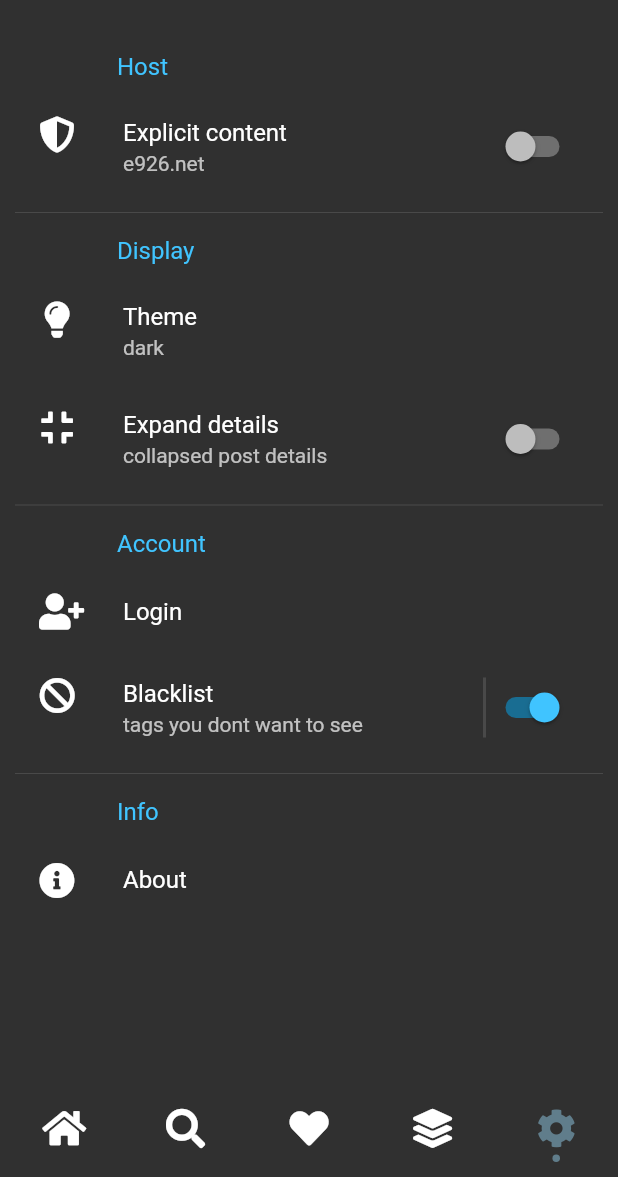
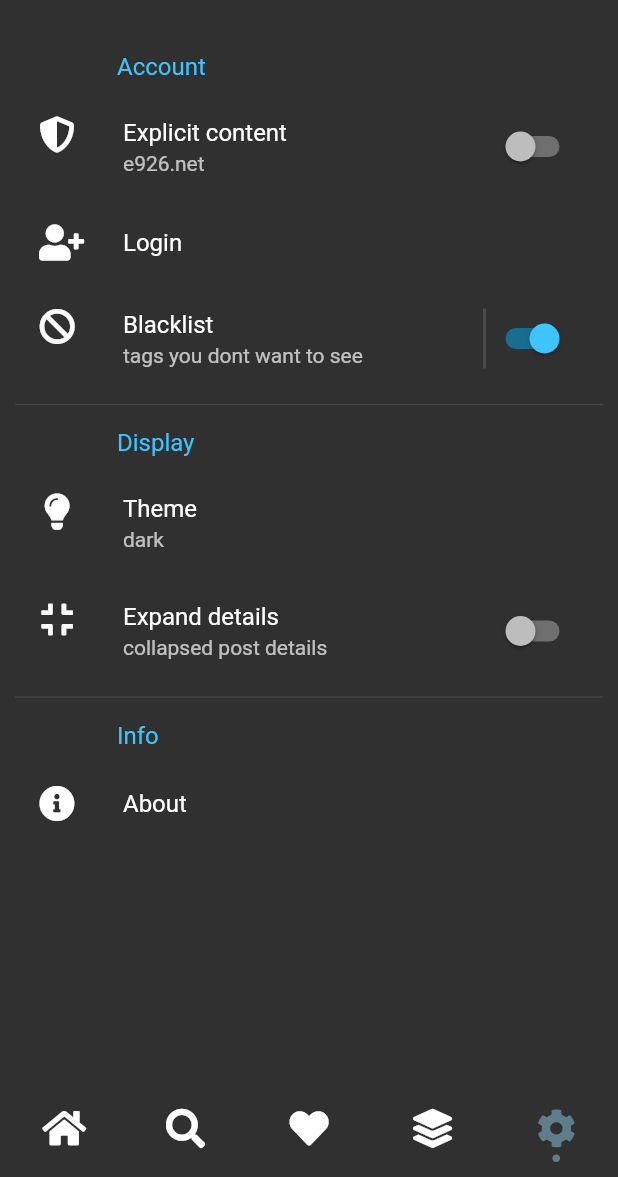
Before and after one commit to clragon/e305, a Flutter app: the screen it shows after launch, item 5 of the bottom bar chosen, on a phone screen of 412 x 824 dp, the part 59-1236 px from its top. Run offline on Flutter 3.47's test engine with Material 2 defaults, Android fonts, the phone set to English and light mode, and no system bars; drawn by our look-alikes of persistent_bottom_nav_bar; our stand-ins replace cached_network_image, dio, expandable, flutter_cache_manager, font_awesome_flutter, image_gallery_saver and 9 more; missing offline and left inert: filesize, mutex; network calls fail.

Commit message:
improved settings screen

```diff
--- a/lib/settings/pages/settings.dart
+++ b/lib/settings/pages/settings.dart
@@ -133,7 +133,7 @@ class _SettingsPageState extends State<SettingsPage> {
         child: ListView(
           physics: BouncingScrollPhysics(),
           children: [
-            settingsHeader('Host'),
+            settingsHeader('Account'),
             ValueListenableBuilder<bool>(
               valueListenable: settings.safe,
               builder: (context, safe, child) => SwitchListTile(
@@ -146,44 +146,6 @@ class _SettingsPageState extends State<SettingsPage> {
                 onChanged: (value) => settings.safe.value = !value,
               ),
             ),
-            Divider(),
-            settingsHeader('Display'),
-            ValueListenableBuilder<AppTheme>(
-              valueListenable: settings.theme,
-              builder: (context, theme, child) {
-                return ListTile(
-                  title: Text('Theme'),
-                  subtitle: Text(describeEnum(theme)),
-                  leading: Icon(FontAwesomeIcons.solidLightbulb),
-                  onTap: () {
-                    showDialog(
-                      context: context,
-                      builder: (context) => ThemeDialog(),
-                    );
-                  },
-                );
-              },
-            ),
-            ValueListenableBuilder<bool>(
-              valueListenable: settings.expanded,
-              builder: (context, expanded, child) {
-                return SwitchListTile(
-                  title: Text('Expand details'),
-                  subtitle: CrossFade(
-                    showChild: expanded,
-                    child: Text('expanded post details'),
-                    secondChild: Text('collapsed post details'),
-                  ),
-                  secondary: Icon(expanded
-                      ? FontAwesomeIcons.expand
-                      : FontAwesomeIcons.compress),
-                  value: expanded,
-                  onChanged: (value) => settings.expanded.value = value,
-                );
-              },
-            ),
-            Divider(),
-            settingsHeader('Account'),
             FutureBuilder<bool?>(
               future: hasLogin,
               builder: (context, snapshot) => CrossFade(
@@ -228,8 +190,9 @@ class _SettingsPageState extends State<SettingsPage> {
                           ),
                         ),
                 ),
-                secondChild: Center(
-                  child: SizedCircularProgressIndicator(size: 32),
+                secondChild: ListTile(
+                  leading: PulseLoadingIndicator(size: 32),
+                  title: Text('User'),
                 ),
               ),
             ),
@@ -251,6 +214,42 @@ class _SettingsPageState extends State<SettingsPage> {
                 onTapSeparated: () =>
                     settings.blacklisting.value = !blacklisting,
               ),
+            ),
+            Divider(),
+            settingsHeader('Display'),
+            ValueListenableBuilder<AppTheme>(
+              valueListenable: settings.theme,
+              builder: (context, theme, child) {
+                return ListTile(
+                  title: Text('Theme'),
+                  subtitle: Text(describeEnum(theme)),
+                  leading: Icon(FontAwesomeIcons.solidLightbulb),
+                  onTap: () {
+                    showDialog(
+                      context: context,
+                      builder: (context) => ThemeDialog(),
+                    );
+                  },
+                );
+              },
+            ),
+            ValueListenableBuilder<bool>(
+              valueListenable: settings.expanded,
+              builder: (context, expanded, child) {
+                return SwitchListTile(
+                  title: Text('Expand details'),
+                  subtitle: CrossFade(
+                    showChild: expanded,
+                    child: Text('expanded post details'),
+                    secondChild: Text('collapsed post details'),
+                  ),
+                  secondary: Icon(expanded
+                      ? FontAwesomeIcons.expand
+                      : FontAwesomeIcons.compress),
+                  value: expanded,
+                  onChanged: (value) => settings.expanded.value = value,
+                );
+              },
             ),
             FutureBuilder<bool>(
               future: hasLogin,
@@ -340,11 +339,9 @@ class _SettingsPageState extends State<SettingsPage> {
                   crossAxisAlignment: CrossAxisAlignment.start,
                   children: [
                     Divider(),
-                    Center(
-                      child: Padding(
-                        padding: EdgeInsets.all(8),
-                        child: SizedCircularProgressIndicator(size: 32),
-                      ),
+                    ListTile(
+                      leading: PulseLoadingIndicator(size: 32),
+                      title: Text('Recommendations'),
                     ),
                   ],
                 ),
```
